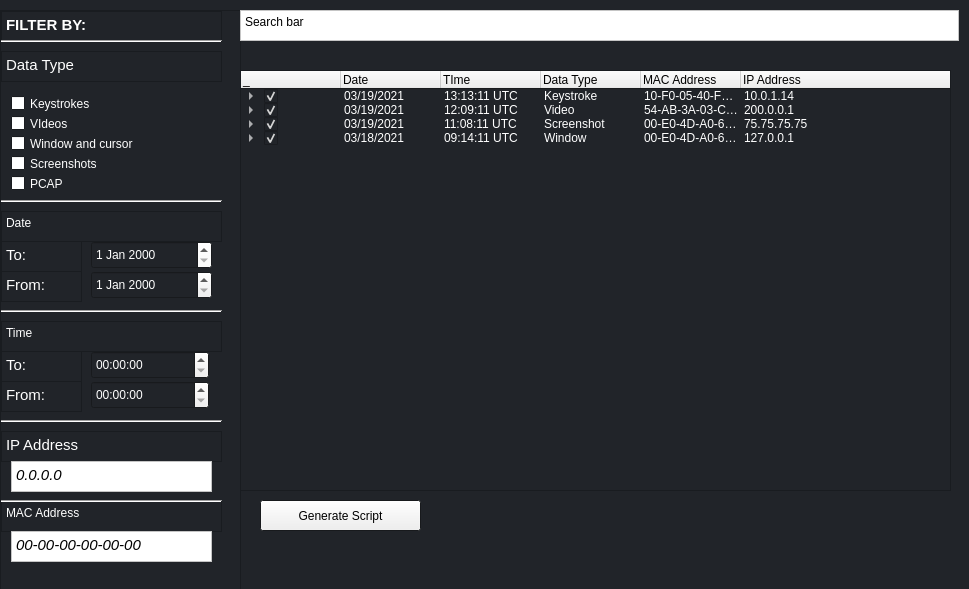
Above: src/ui/Home/Home.ui from komodo6/AVERT before the change. Below: the same form after it.
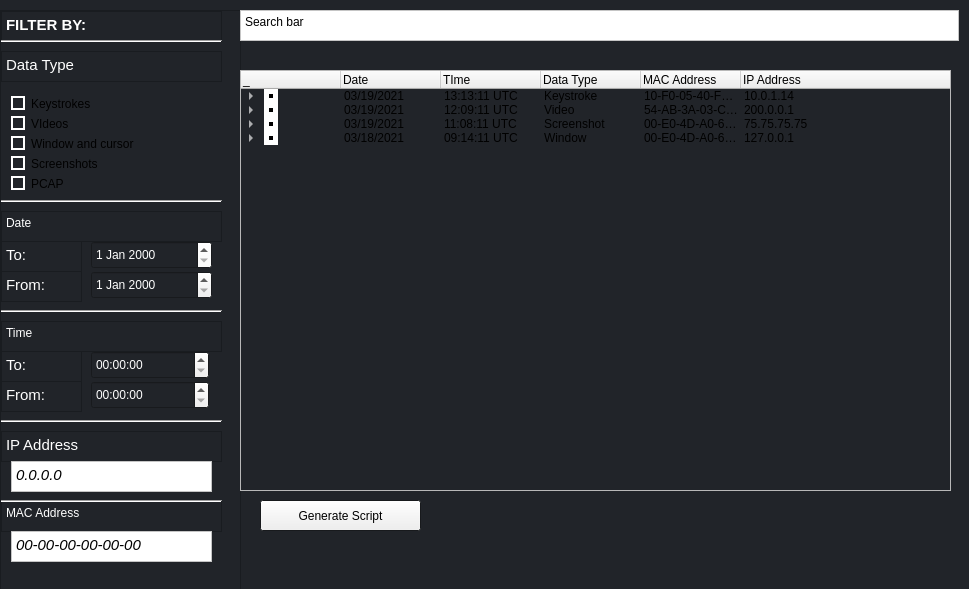
That is the form after the change.

Patch:
```diff
--- a/src/ui/Home/Home.ui
+++ b/src/ui/Home/Home.ui
@@ -395,6 +395,17 @@
         </disabled>
        </palette>
       </property>
+      <property name="styleSheet">
+       <string notr="true">QCheckBox::indicator
+{
+border: 2px solid;
+border-color: white;
+}
+QCheckBox::indicator:Checked
+{
+background-color: white;
+}</string>
+      </property>
       <property name="text">
        <string>Keystrokes</string>
       </property>
@@ -526,6 +537,17 @@
         </disabled>
        </palette>
       </property>
+      <property name="styleSheet">
+       <string notr="true">QCheckBox::indicator
+{
+border: 2px solid;
+border-color: white;
+}
+QCheckBox::indicator:Checked
+{
+background-color: white;
+}</string>
+      </property>
       <property name="text">
        <string>VIdeos</string>
       </property>
@@ -657,6 +679,17 @@
         </disabled>
        </palette>
       </property>
+      <property name="styleSheet">
+       <string notr="true">QCheckBox::indicator
+{
+border: 2px solid;
+border-color: white;
+}
+QCheckBox::indicator:Checked
+{
+background-color: white;
+}</string>
+      </property>
       <property name="text">
        <string>Window and cursor</string>
       </property>
@@ -788,6 +821,17 @@
         </disabled>
        </palette>
       </property>
+      <property name="styleSheet">
+       <string notr="true">QCheckBox::indicator
+{
+border: 2px solid;
+border-color: white;
+}
+QCheckBox::indicator:Checked
+{
+background-color: white;
+}</string>
+      </property>
       <property name="text">
        <string>Screenshots</string>
       </property>
@@ -919,6 +963,17 @@
         </disabled>
        </palette>
       </property>
+      <property name="styleSheet">
+       <string notr="true">QCheckBox::indicator
+{
+border: 2px solid;
+border-color: white;
+}
+QCheckBox::indicator:Checked
+{
+background-color: white;
+}</string>
+      </property>
       <property name="text">
        <string>PCAP</string>
       </property>
@@ -1625,6 +1680,19 @@
       </disabled>
      </palette>
     </property>
+    <property name="styleSheet">
+     <string notr="true">QTreeView::indicator
+{
+border: 2px solid;
+border-color:white;
+}
+QTreeView::indicator:checked
+{
+border: 5px solid;
+border-color: white;
+background-color: black;
+}</string>
+    </property>
     <column>
      <property name="text">
       <string>_</string>
@@ -1659,6 +1727,29 @@
      <property name="text">
       <string/>
      </property>
+     <property name="font">
+      <font>
+       <kerning>true</kerning>
+      </font>
+     </property>
+     <property name="background">
+      <brush brushstyle="NoBrush">
+       <color alpha="255">
+        <red>0</red>
+        <green>255</green>
+        <blue>255</blue>
+       </color>
+      </brush>
+     </property>
+     <property name="foreground">
+      <brush brushstyle="NoBrush">
+       <color alpha="255">
+        <red>255</red>
+        <green>255</green>
+        <blue>255</blue>
+       </color>
+      </brush>
+     </property>
      <property name="checkState">
       <enum>Checked</enum>
      </property>
```
Left out of the diff: 7 changed lines with no effect on the pictures.
